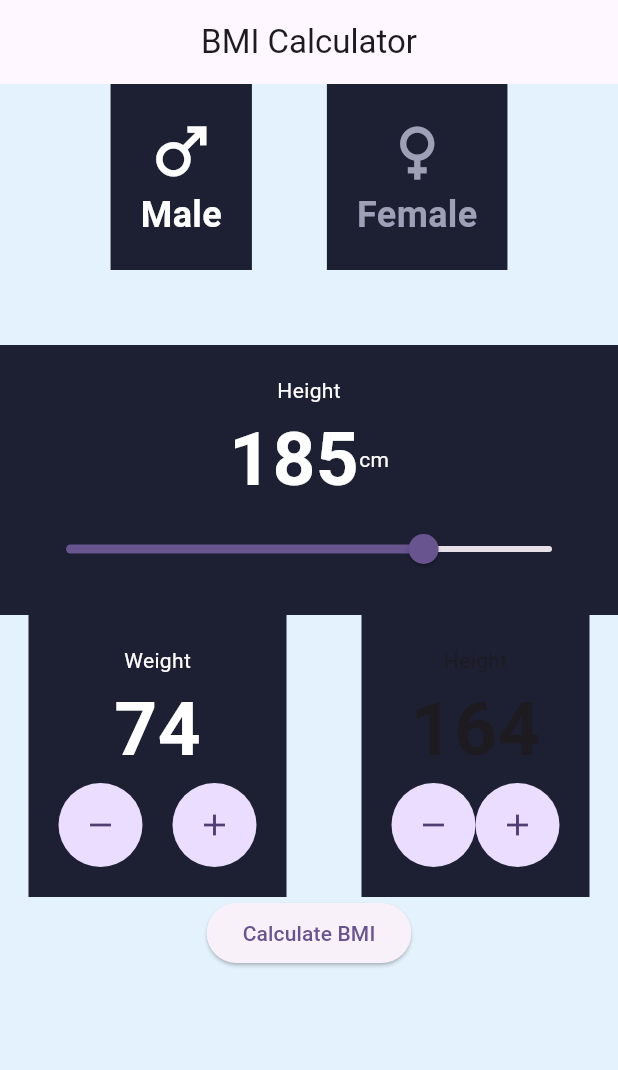
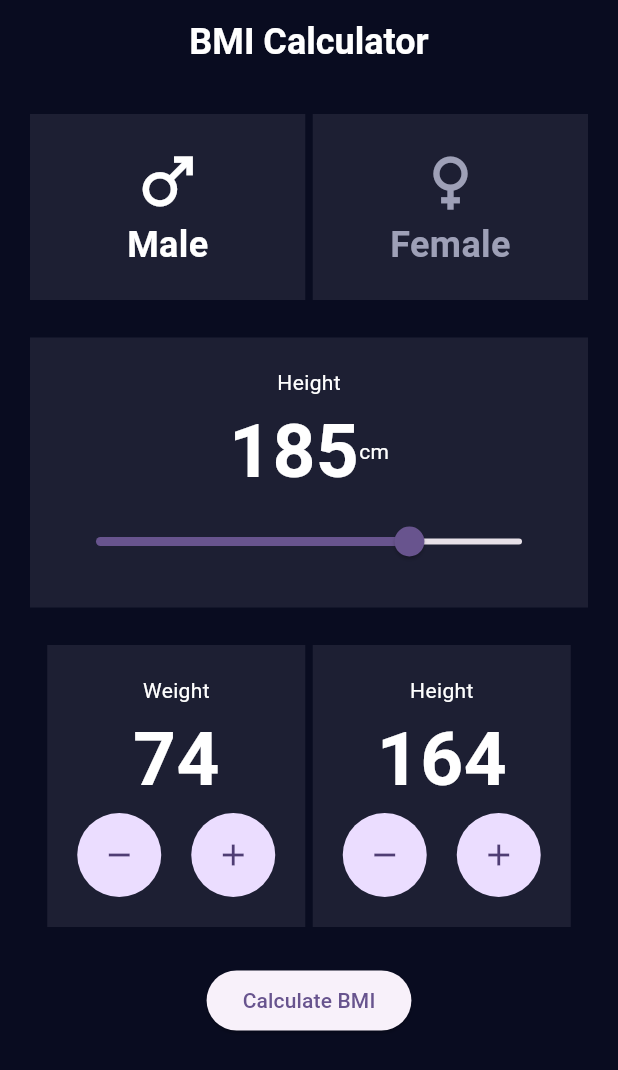
Before and after one commit to Minokainduwara/BMI_calculator, a Flutter app: the screen it shows after launch, on a phone screen of 412 x 824 dp. Shown: the top 1070 px of the screen. Run offline on Flutter 3.47's test engine with Material 3 defaults, Android fonts, the phone set to English and light mode, and no system bars.

Commit message:
ui refined

```diff
--- a/lib/bmi_calculator.dart
+++ b/lib/bmi_calculator.dart
@@ -13,11 +13,19 @@ class _BMICalculatorPageState extends State<BMICalculatorPage> {
   Widget build(BuildContext context) {
     return Scaffold(
       appBar: AppBar(
+        backgroundColor: kBackgroundColor,
         centerTitle: true,
-        title: const Text('BMI Calculator'),
+        title: const Text(
+          'BMI Calculator',
+          style: TextStyle(
+            color: kActiveCardColor,
+            fontSize: 24,
+            fontWeight: FontWeight.bold,
+          ),)
       ),
       body: Container(
-        color: Colors.blue[50],
+        padding: const EdgeInsets.all(20),
+        color: kBackgroundColor,
         width: double.infinity,
         child: Column(
           mainAxisAlignment: MainAxisAlignment.start,
@@ -28,7 +36,8 @@ class _BMICalculatorPageState extends State<BMICalculatorPage> {
               Row(
                 mainAxisAlignment: MainAxisAlignment.center,
                 children: [
-                  Container(
+                  Expanded(
+                    child: Container(
                       padding: const EdgeInsets.all(20),
                       color: kTileColor,
                       child: const Column(
@@ -50,8 +59,10 @@ class _BMICalculatorPageState extends State<BMICalculatorPage> {
                         ],
                       ),
                     ),
-                  const SizedBox(width: 50),
-                  Container(
+                  ),
+                  const SizedBox(width: 5),
+                  Expanded(
+                    child: Container(
                       padding: const EdgeInsets.all(20),
                       color: kTileColor,
                       child: const Column(
@@ -72,9 +83,10 @@ class _BMICalculatorPageState extends State<BMICalculatorPage> {
                         ],
                       ),
                     ),
+                  ),
                   ],
               ),
-              SizedBox(height: 50),
+              const SizedBox(height: 25),
               Container(
                 padding: const EdgeInsets.all(20),
                 color: kTileColor,
@@ -112,6 +124,8 @@ class _BMICalculatorPageState extends State<BMICalculatorPage> {
                   ]
                 ),
               ),
+
+              const SizedBox(height: 25),
               Row(
                 mainAxisAlignment: MainAxisAlignment.center,
                 children: [
@@ -165,14 +179,20 @@ class _BMICalculatorPageState extends State<BMICalculatorPage> {
                       ],
                     ),
                   ),
-                  SizedBox(width: 50),
+                  SizedBox(width: 5),
                   Container(
                     color: kTileColor,
                     padding: const EdgeInsets.all(20),
                     child: Column(
                       children: [
-                        Text("Height"),
+                        Text(
+                          "Height",
+                          style: TextStyle(
+                            color: kActiveCardColor,
+                          ),
+                        ),
                         Text("164",style: TextStyle(
+                          color: kActiveCardColor,
                           fontSize: 50,
                           fontWeight: FontWeight.bold,
                         )
@@ -193,6 +213,8 @@ class _BMICalculatorPageState extends State<BMICalculatorPage> {
                               child: Icon(Icons.remove),
                             ),
 
+                            SizedBox(width: 20),
+
                             FloatingActionButton(
                               elevation: 0,
                               shape: ShapeBorder.lerp(
@@ -212,6 +234,7 @@ class _BMICalculatorPageState extends State<BMICalculatorPage> {
               ),
             ],
           ),
+          const SizedBox(height: 25),
           ElevatedButton(onPressed: () {}, child: Text("Calculate BMI")),
          ],
         ),
--- a/lib/constants.dart
+++ b/lib/constants.dart
@@ -1,5 +1,6 @@
 import 'package:flutter/material.dart';
 
+const kBackgroundColor = Color(0xFF090C20);
 const kTileColor = Color(0xFF1D1F33);
 const kActiveCardColor = Color.fromARGB(255, 255, 255, 255);
 const kInactiveCardColor = Color.fromARGB(255, 158, 160, 183);
```
Lines whose indentation alone changed are shown as unchanged.
